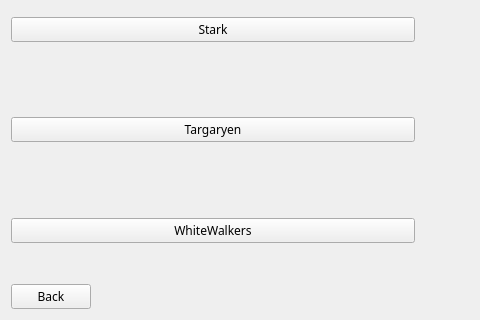
Above: choosewindow.ui from AliceCasali/Legend_Of_WesterosQT before the change; both pictures show x 0 to 480 and y 388 to 708 of the 835 by 708 pixel window. Below: the same form after it.
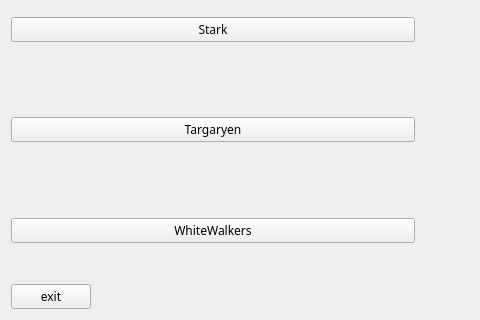
That is the form after the change. Icons and pictures are not drawn.

What changed in the file:
```diff
--- a/choosewindow.ui
+++ b/choosewindow.ui
@@ -248,7 +248,7 @@
       </font>
      </property>
      <property name="text">
-      <string>Back</string>
+      <string>exit</string>
      </property>
     </widget>
    </item>
```
Left out of the diff: 2 changed lines with no effect on the pictures.
